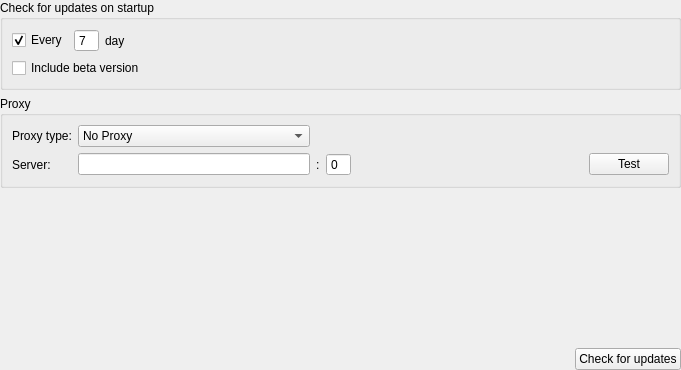
The window that src/ui/setting/sub_update.ui (XMuli/myapp-template) describes before a commit, drawn with Qt 5.
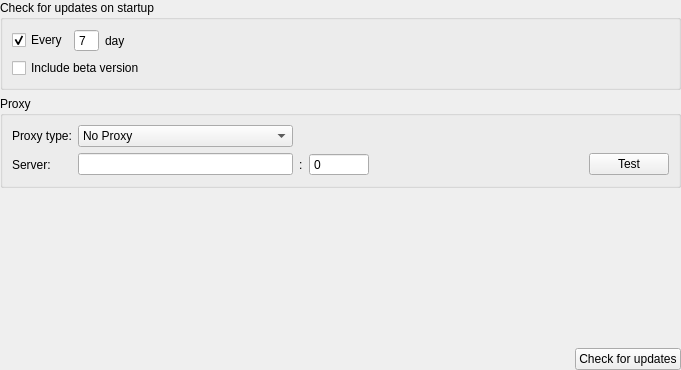
The same window after the commit.

The edit to the form file:
```diff
--- a/src/ui/setting/sub_update.ui
+++ b/src/ui/setting/sub_update.ui
@@ -160,6 +160,12 @@
       </item>
       <item row="1" column="3">
        <widget class="QSpinBox" name="sbPort">
+        <property name="minimumSize">
+         <size>
+          <width>60</width>
+          <height>0</height>
+         </size>
+        </property>
         <property name="frame">
          <bool>true</bool>
         </property>
```
